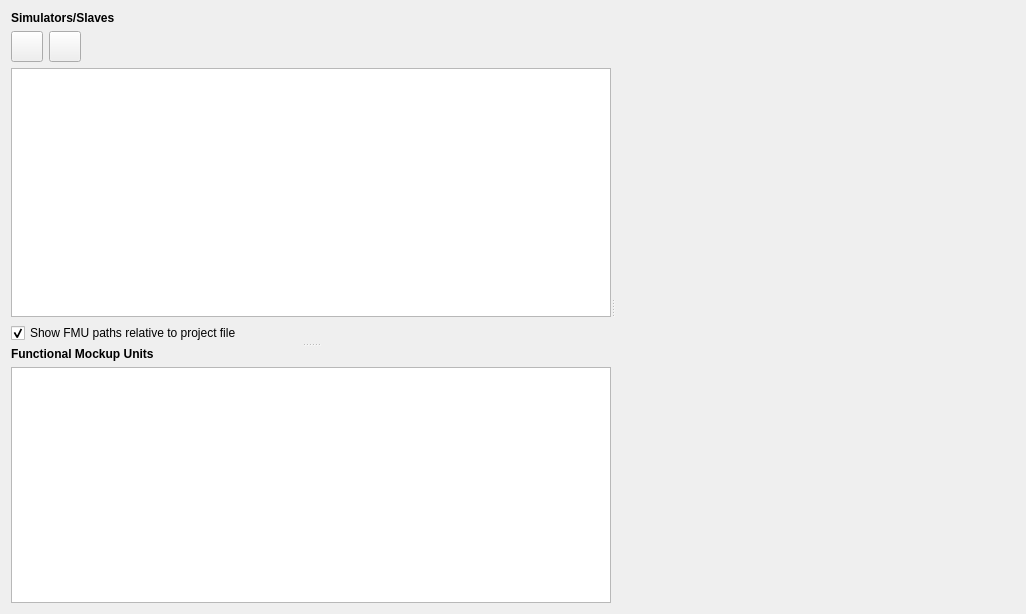
Qt form MasterSimulatorUI/src/MSIMViewSlaves.ui (ghorwin/MasterSim) before a commit.
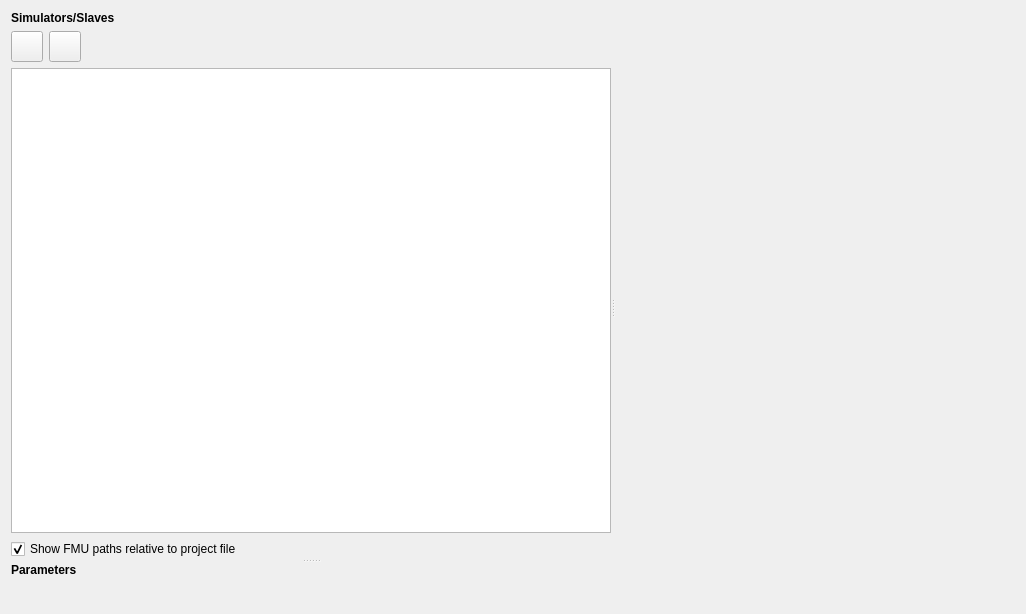
The same form after that commit. Icons and pictures are not drawn. Custom widgets are drawn as their Qt base class.

Commit message: Started adding property browser to allow editing FMU parameter values.

```diff
--- a/MasterSimulatorUI/src/MSIMViewSlaves.ui
+++ b/MasterSimulatorUI/src/MSIMViewSlaves.ui
@@ -117,7 +117,7 @@
        </layout>
       </widget>
       <widget class="QWidget" name="layoutWidget2">
-       <layout class="QVBoxLayout" name="verticalLayout">
+       <layout class="QVBoxLayout" name="verticalLayout" stretch="0,1">
         <item>
          <widget class="QLabel" name="label">
           <property name="font">
@@ -127,20 +127,17 @@
            </font>
           </property>
           <property name="text">
-           <string>Functional Mockup Units</string>
+           <string>Parameters</string>
           </property>
          </widget>
         </item>
         <item>
-         <widget class="QTableWidget" name="tableWidgetFMUs">
-          <property name="alternatingRowColors">
-           <bool>true</bool>
-          </property>
-          <property name="selectionMode">
-           <enum>QAbstractItemView::SingleSelection</enum>
-          </property>
-          <property name="selectionBehavior">
-           <enum>QAbstractItemView::SelectRows</enum>
+         <widget class="QtTreePropertyBrowser" name="widgetProperties" native="true">
+          <property name="sizePolicy">
+           <sizepolicy hsizetype="Preferred" vsizetype="Expanding">
+            <horstretch>0</horstretch>
+            <verstretch>0</verstretch>
+           </sizepolicy>
           </property>
          </widget>
         </item>
@@ -172,6 +169,12 @@
    <header location="global">BM_ZoomMeshGraphicsView.h</header>
    <container>1</container>
   </customwidget>
+  <customwidget>
+   <class>QtTreePropertyBrowser</class>
+   <extends>QWidget</extends>
+   <header location="global">qttreepropertybrowser.h</header>
+   <container>1</container>
+  </customwidget>
  </customwidgets>
  <resources>
   <include location="../resources/MasterSimulator.qrc"/>
```
Left out of the diff: 90 changed lines with no effect on the pictures. The commit also changes 241 other files.
